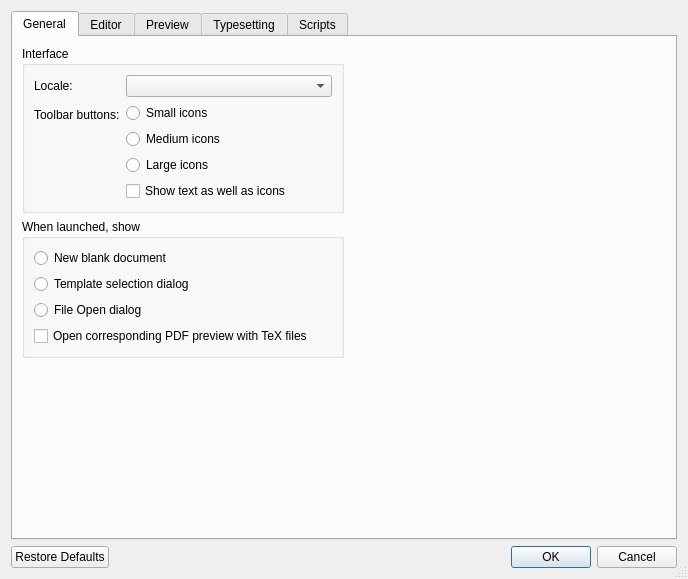
Above: src/PrefsDialog.ui from TeXworks/texworks before the change. Below: the same form after it.
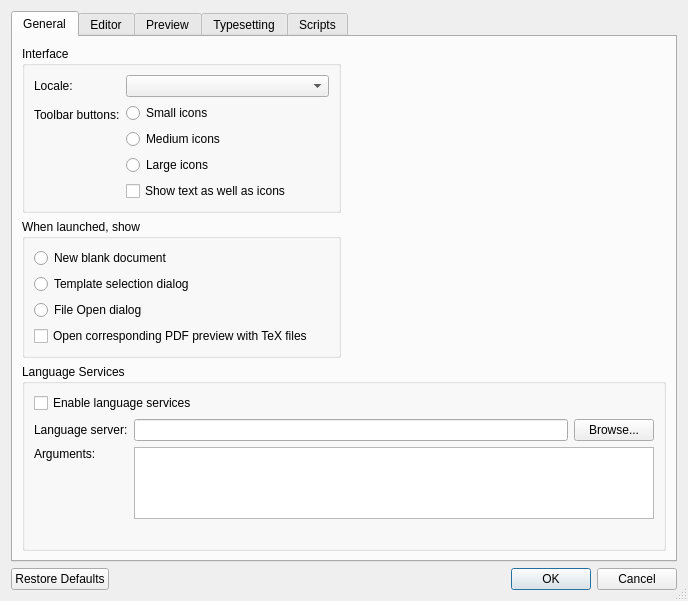
That is the form after the change. Icons and pictures are not drawn. Custom widgets are drawn as their Qt base class.

Commit message:
Add optional language service preferences
Add persisted, disabled-by-default Preferences configuration and apply it
through TWApp. Arguments remain literal QStringList entries passed separately
to QProcess; reconfiguration replaces services with bounded teardown and is
covered by activation/failure tests.

Diff of the .ui file:
```diff
--- a/src/PrefsDialog.ui
+++ b/src/PrefsDialog.ui
@@ -158,7 +158,70 @@
          </property>
         </spacer>
        </item>
-       <item row="3" column="0">
+       <item row="3" column="0" colspan="2">
+        <widget class="QGroupBox" name="languageServicesGroup">
+         <property name="title">
+          <string>Language Services</string>
+         </property>
+         <layout class="QGridLayout">
+          <item row="0" column="0" colspan="3">
+           <widget class="QCheckBox" name="languageServicesEnabled">
+            <property name="text">
+             <string>Enable language services</string>
+            </property>
+           </widget>
+          </item>
+          <item row="1" column="0">
+           <widget class="QLabel" name="languageServerExecutableLabel">
+            <property name="text">
+             <string>Language server:</string>
+            </property>
+           </widget>
+          </item>
+          <item row="1" column="1">
+           <widget class="QLineEdit" name="languageServerExecutable"/>
+          </item>
+          <item row="1" column="2">
+           <widget class="QPushButton" name="browseLanguageServer">
+            <property name="text">
+             <string>Browse...</string>
+            </property>
+           </widget>
+          </item>
+          <item row="2" column="0">
+           <widget class="QLabel" name="languageServerArgumentsLabel">
+            <property name="text">
+             <string>Arguments:</string>
+            </property>
+            <property name="alignment">
+             <set>Qt::AlignLeading|Qt::AlignLeft|Qt::AlignTop</set>
+            </property>
+           </widget>
+          </item>
+          <item row="2" column="1" colspan="2">
+           <widget class="QPlainTextEdit" name="languageServerArguments">
+            <property name="toolTip">
+             <string>Enter one literal argument per line.</string>
+            </property>
+            <property name="maximumHeight">
+             <number>70</number>
+            </property>
+           </widget>
+          </item>
+          <item row="3" column="0" colspan="3">
+           <widget class="QLabel" name="languageServiceStatus">
+            <property name="text">
+             <string/>
+            </property>
+            <property name="wordWrap">
+             <bool>true</bool>
+            </property>
+           </widget>
+          </item>
+         </layout>
+        </widget>
+       </item>
+       <item row="4" column="0">
         <spacer>
          <property name="orientation">
           <enum>Qt::Vertical</enum>
```
The commit also changes 11 other files.
